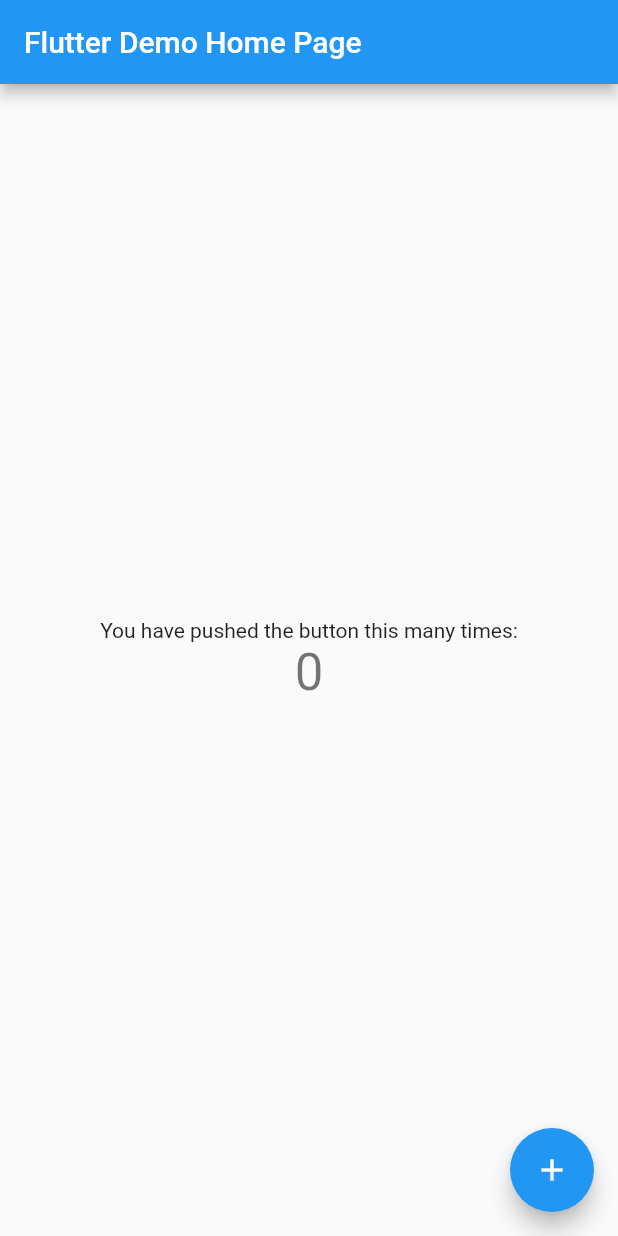
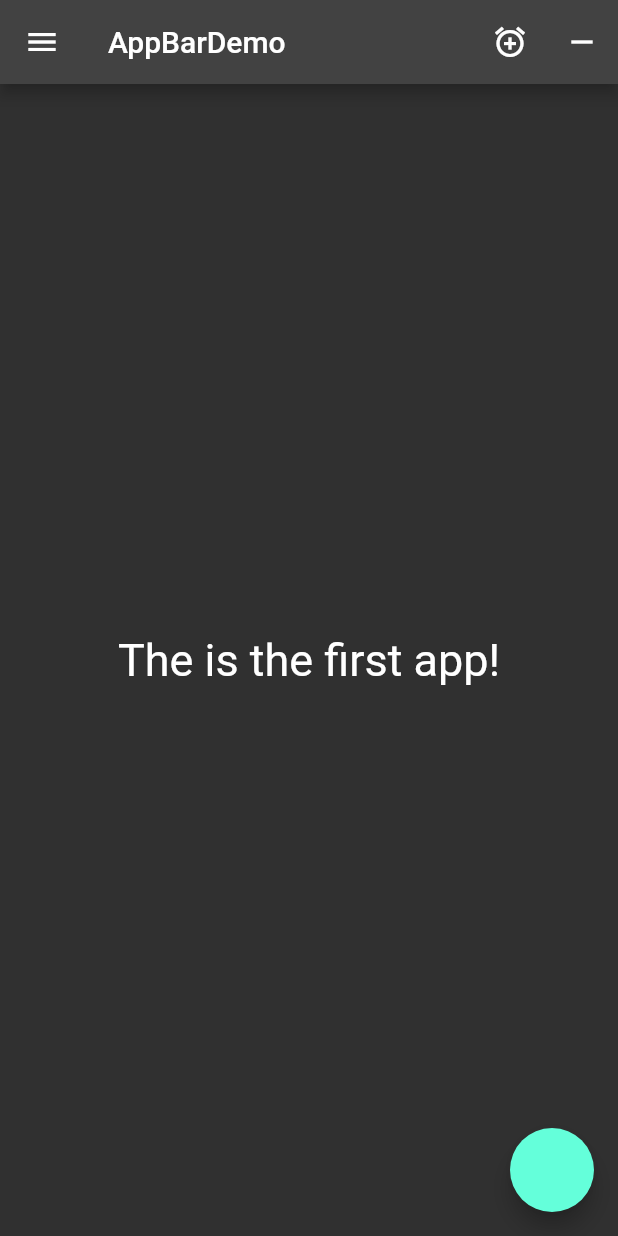
Before and after one commit to alexandrelpaun/New_Project, a Flutter app: the screen it shows after launch, on a phone screen of 412 x 824 dp. Run offline on Flutter 3.47's test engine with Material 2 defaults, Android fonts, the light colour scheme and no system bars.

Commit message:
AppBarDemo v1

```diff
--- /dev/null
+++ b/lib/AppBarDemo.dart
@@ -0,0 +1,50 @@
+import 'package:flutter/material.dart';
+
+class AppBarDemo extends StatelessWidget {
+  const AppBarDemo({super.key});
+
+  @override
+  Widget build(BuildContext context) {
+    int counter;
+    return Scaffold(
+      appBar: AppBar(
+
+        title: const Text('AppBarDemo'),
+
+        actions: <Widget>[
+          IconButton(
+            icon:  Icon(Icons.add_alarm),
+            onPressed: () {print('Add');},
+          ),
+          IconButton(
+            icon: Icon(Icons.remove),
+            onPressed: () {print('Remove');},
+          ),
+        ],
+
+        leading: IconButton(
+              icon: Icon(Icons.menu),
+              onPressed: () {},
+            ),
+
+          ),
+
+
+
+      body: const Center(
+        child: Text(
+          'The is the first app!',
+          style: TextStyle(
+            fontSize: 30,
+          ),
+        ),
+      ),
+
+      floatingActionButton: FloatingActionButton(
+
+        onPressed: (){},
+      ),
+
+    );
+  }
+}
--- a/lib/main.dart
+++ b/lib/main.dart
@@ -1,4 +1,5 @@
 import 'package:flutter/material.dart';
+import 'package:proiect_nou/AppBarDemo.dart';
 
 void main() {
   runApp(const MyApp());
@@ -9,66 +10,10 @@
 
   @override
   Widget build(BuildContext context) {
-    return MaterialApp(
-      title: 'Flutter Demo',
-      theme: ThemeData(
+    return  MaterialApp(
+      home: AppBarDemo(),
+      theme:ThemeData.dark()
+    );
 
-        primarySwatch: Colors.blue,
-      ),
-      home: const MyHomePage(title: 'Flutter Demo Home Page'),
-    );
   }
 }
-
-class MyHomePage extends StatefulWidget {
-  const MyHomePage({super.key, required this.title});
-
-
-  final String title;
-
-  @override
-  State<MyHomePage> createState() => _MyHomePageState();
-}
-
-class _MyHomePageState extends State<MyHomePage> {
-  int _counter = 0;
-
-  void _incrementCounter() {
-    setState(() {
-
-      _counter++;
-    });
-  }
-
-  @override
-  Widget build(BuildContext context) {
-
-    return Scaffold(
-      appBar: AppBar(
-
-        title: Text(widget.title),
-      ),
-      body: Center(
-
-        child: Column(
-
-          mainAxisAlignment: MainAxisAlignment.center,
-          children: <Widget>[
-            const Text(
-              'You have pushed the button this many times:',
-            ),
-            Text(
-              '$_counter',
-              style: Theme.of(context).textTheme.headline4,
-            ),
-          ],
-        ),
-      ),
-      floatingActionButton: FloatingActionButton(
-        onPressed: _incrementCounter,
-        tooltip: 'Increment',
-        child: const Icon(Icons.add),
-      ),
-    );
-  }
-}
```
